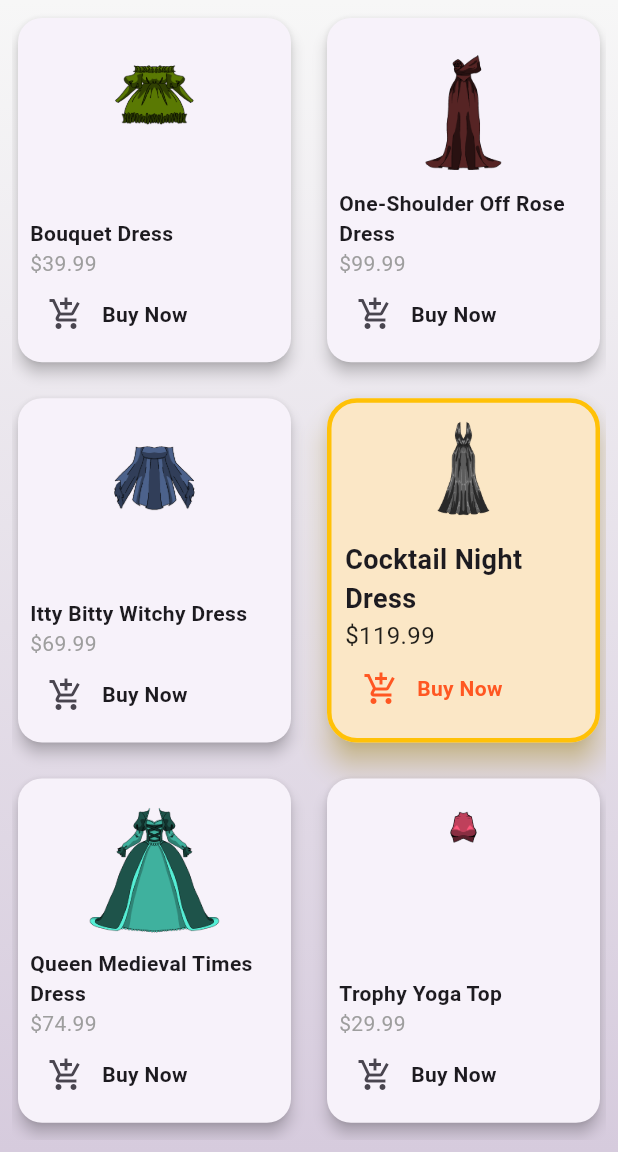
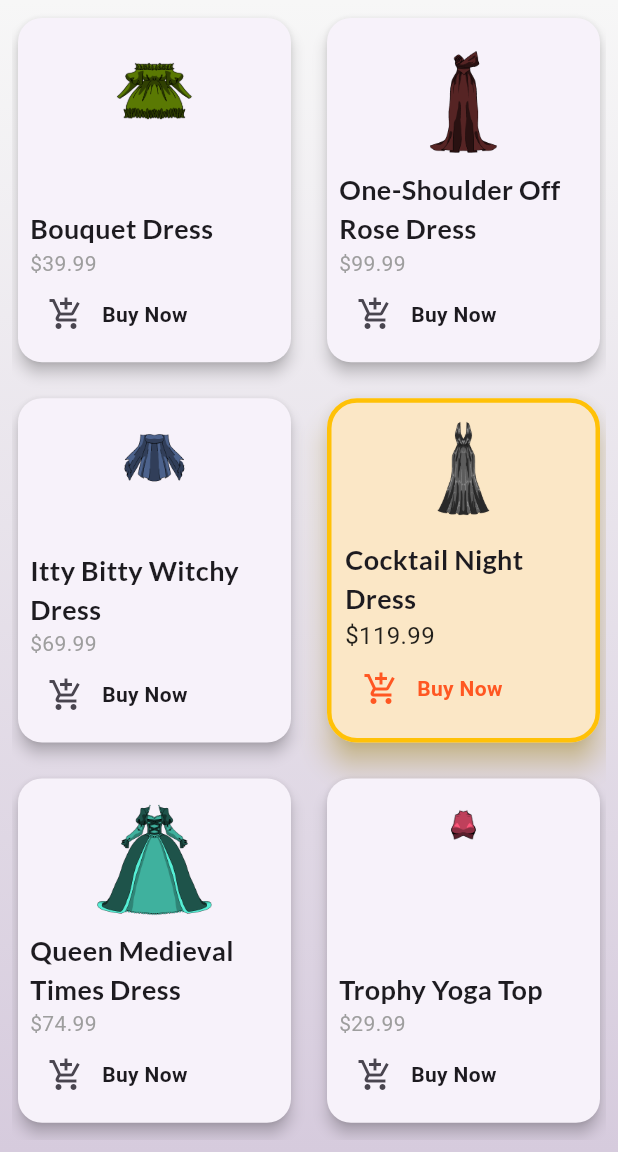
Before and after one commit to ImanZahid/ecommerce_flutter_app, a Flutter app: the DressShopPage screen opened by its route, on a phone screen of 412 x 824 dp, the part 84-1236 px from its top. Run offline on Flutter 3.47's test engine with Material 3 defaults, Android fonts, the phone set to English and light mode, and no system bars; our stand-ins replace cloud_firestore, firebase_auth, firebase_core, google_fonts, sqflite; accounts and stored records are empty.

Commit message:
external library
google fonts

```diff
--- a/lib/pages/shopping/dress_shop_page.dart
+++ b/lib/pages/shopping/dress_shop_page.dart
@@ -6,6 +6,7 @@ import 'package:ecommerce_flutter_app/pages/shopping/dress_detail_page.dart';
 import 'package:ecommerce_flutter_app/pages/shopping/cart_page.dart'; // <-- make sure this import exists
 import 'package:flutter/material.dart';
 import 'package:ecommerce_flutter_app/sqlite/sqlite_manager.dart';
+import 'package:google_fonts/google_fonts.dart';
 
 class DressShopPage extends StatefulWidget {
   const DressShopPage({super.key});
@@ -129,7 +130,10 @@ class _DressShopPageState extends State<DressShopPage> {
               crossAxisAlignment: CrossAxisAlignment.start,
               children: [
                 Text(dress.name,
-                    style: const TextStyle(fontWeight: FontWeight.bold, fontSize: 18)),
+                style: GoogleFonts.lato(
+                  fontWeight: FontWeight.bold,
+                  fontSize: 18
+                ),),
                 Text('\$${dress.price}',
                     style: const TextStyle(color: Colors.black87, fontSize: 16)),
                 Row(
@@ -195,7 +199,10 @@ class _DressShopPageState extends State<DressShopPage> {
               crossAxisAlignment: CrossAxisAlignment.start,
               children: [
                 Text(dress.name,
-                    style: const TextStyle(fontWeight: FontWeight.bold, fontSize: 16)),
+                    style: GoogleFonts.lato(
+                  fontWeight: FontWeight.bold,
+                  fontSize: 18
+                ),),
                 Text('\$${dress.price}',
                     style: const TextStyle(color: Colors.red, fontSize: 15)),
                 Row(
@@ -256,7 +263,10 @@ class _DressShopPageState extends State<DressShopPage> {
             child: Column(
               crossAxisAlignment: CrossAxisAlignment.start,
               children: [
-                Text(dress.name, style: const TextStyle(fontWeight: FontWeight.bold)),
+                Text(dress.name, style: GoogleFonts.lato(
+                  fontWeight: FontWeight.bold,
+                  fontSize: 18
+                ),),
                 Text('\$${dress.price}', style: const TextStyle(color: Colors.grey)),
                 Row(
                   children: [
--- a/pubspec.yaml
+++ b/pubspec.yaml
@@ -17,6 +17,7 @@ dependencies:
   js: ^0.7.2  # Latest stable version
   sqflite: ^2.3.0
   path: ^1.8.0
+  google_fonts: ^6.1.0
 
 dev_dependencies:
   flutter_test:
```
Also changed, not shown: pubspec.lock.
